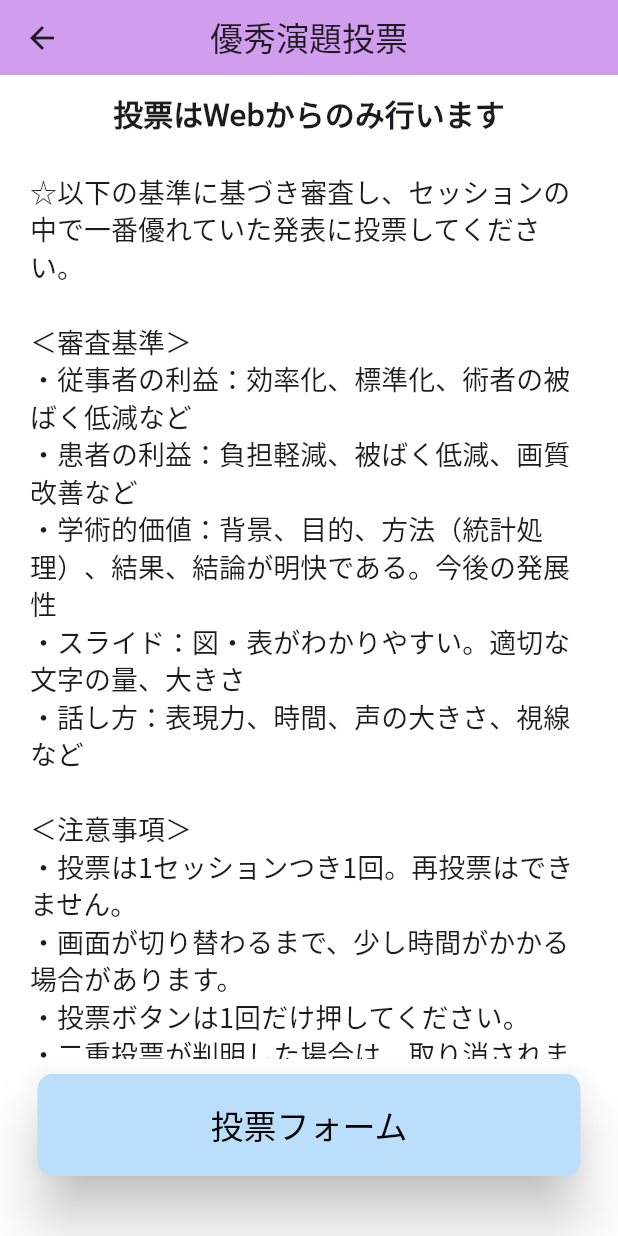
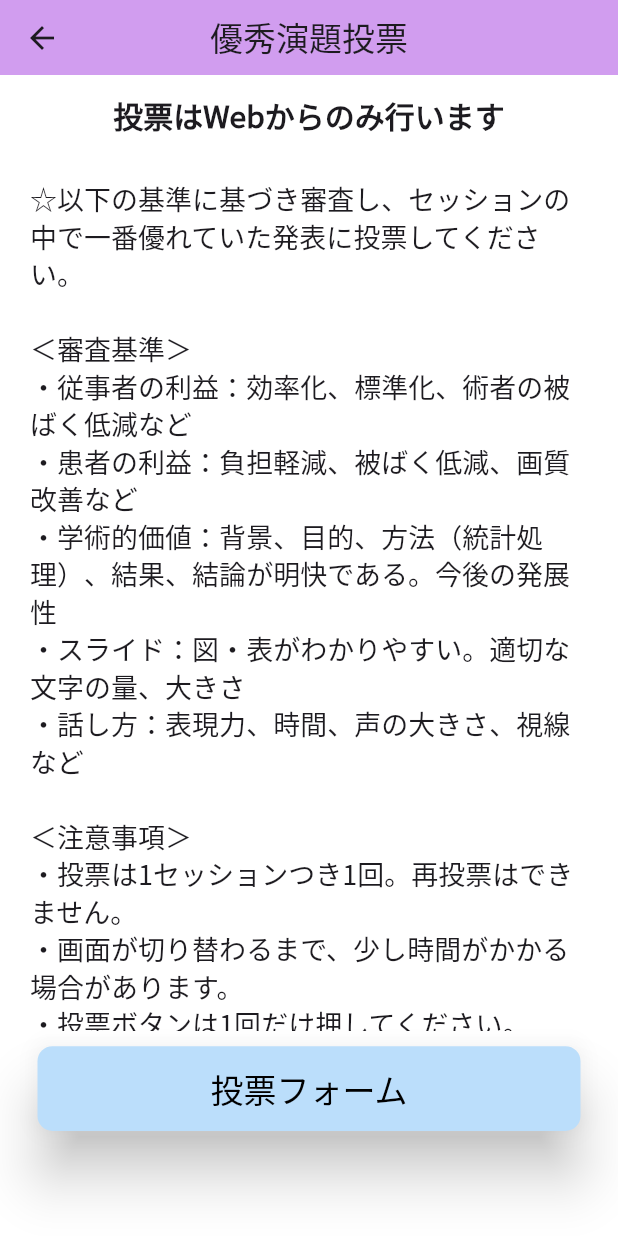
Before and after one commit to HidekiFutta/oart2025, a Flutter app: the Page7 screen opened directly, on a phone screen of 412 x 824 dp. Run offline on Flutter 3.47's test engine with Material 3 defaults, Android fonts, the light colour scheme and no system bars; our stand-ins replace auto_size_text, flutter_map, geolocator, latlong2, logger, package_info_plus and 1 more; missing offline and left inert: geolocator_web, image_picker_for_web, location_web, shared_preferences_web; accounts and stored records are empty; network calls fail.

Commit message:
20250822

```diff
--- a/lib/page1.dart
+++ b/lib/page1.dart
@@ -249,7 +249,7 @@ class Page1 extends StatelessWidget {
         );
       },
       child: const AutoSizeText(
-        'ワクチン筋注行為に関する実技講習会のご案内',
+        'ワクチン接種実技講習会のご案内',
         style: TextStyle(
           fontSize: 18, //テキストサイズ
         ),
--- a/lib/page7.dart
+++ b/lib/page7.dart
@@ -18,7 +18,7 @@ class Page7 extends StatelessWidget {
     double screenHeight = screenSize.height;
     //double areaHei = screenHeight -(screenWidth/960*440);
     //960*440はcover1のサイズ
-    double high = screenHeight/8-35;
+    double high = screenHeight/9-35;
     double wid = screenWidth - 50;
     //double high = 50;
     Size buttonSize = Size(wid, high);
@@ -50,7 +50,7 @@ class Page7 extends StatelessWidget {
                 crossAxisAlignment: CrossAxisAlignment.center,
                 children: <Widget>[
                   Container(
-                    height: 30,
+                    height: 35,
                     alignment: Alignment.center,
                     child: const Text(
                       "投票はWebからのみ行います",
@@ -123,7 +123,7 @@ class Page7 extends StatelessWidget {
             mainAxisAlignment: MainAxisAlignment.spaceEvenly,
             children: <Widget>[
               Container(
-                padding: const EdgeInsets.only(bottom: 40.0),
+                padding: const EdgeInsets.only(bottom: 70.0),
               ),
             ],
           ),
--- a/lib/string_info.dart
+++ b/lib/string_info.dart
@@ -78,7 +78,7 @@ const Map<int, Map<String, String>> pageTexts = {
   },
 
   6: {
-    "title": "ワクチン筋注行為に関する実技講習会のご案内",
+    "title": "ワクチン接種実技講習会のご案内",
     "content": """
 　学術大会参加者を対象に「ワクチン筋注行為に関する実技講習会」を開催いたします。受講希望者は、必ず学術大会に参加登録してください。この講習会への参加登録は必要ございません。オンデマンド講習を受講して、当日修了証明書（印刷またはスマホ等の画面）を提示してください。
 　診療放射線技師のワクチン筋注行為は、令和5年5月26日に発出された『「感染症の予防及び感染症の患者に対する医療に関する法律等の一部を改正する法律」の一部施行について』の局長通知分により、新たにパンデミックが生じたときに国または自治体からの要請を受けた場合に限り、実施可能となっています（令和6年4月1日施行）。
--- a/pubspec.yaml
+++ b/pubspec.yaml
@@ -17,7 +17,7 @@ publish_to: 'none' # Remove this line if you wish to publish to pub.dev
 # https://developer.apple.com/library/archive/documentation/General/Reference/InfoPlistKeyReference/Articles/CoreFoundationKeys.html
 # In Windows, build-name is used as the major, minor, and patch parts
 # of the product and file versions cd ..while build-number is used as the build suffix.
-version: 1.0.3+9
+version: 1.0.4+1
 environment:
   sdk: '>=3.3.4 <4.0.0'
 
```
Also changed, not shown: 2 other files.
